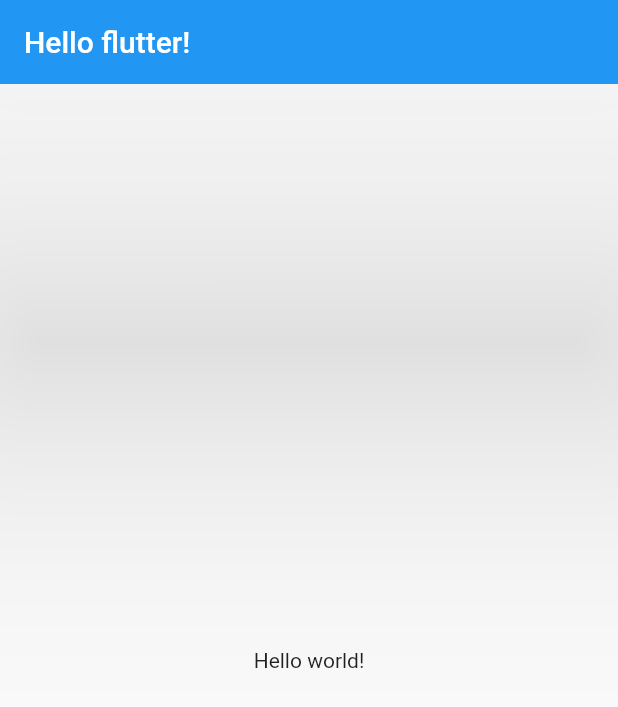
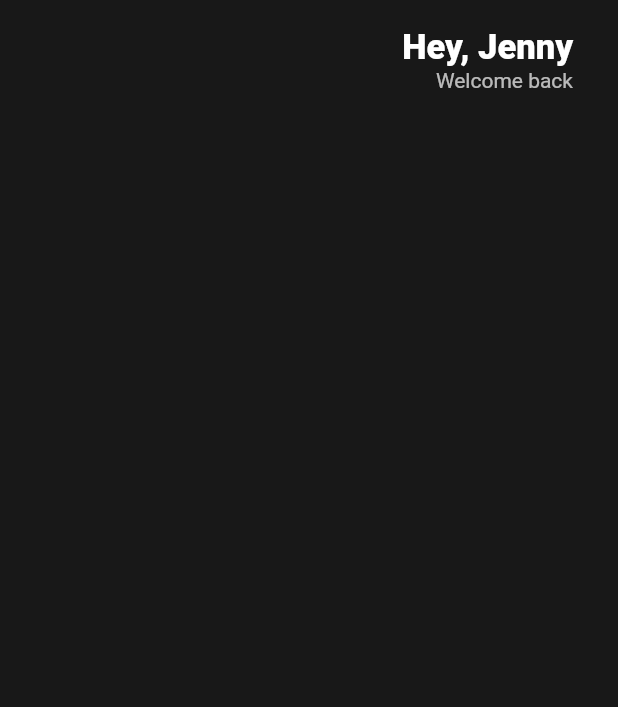
Before and after one commit to ayoung0073/flutter-practice, a Flutter app: the screen it shows after launch, on a phone screen of 412 x 824 dp. Shown: the top 707 px of the screen. Run offline on Flutter 3.47's test engine with Material 2 defaults, Android fonts, the phone set to English and light mode, and no system bars.

Commit message:
feat: header 추가

```diff
--- a/toonflix/lib/main.dart
+++ b/toonflix/lib/main.dart
@@ -1,3 +1,5 @@
+import 'dart:typed_data';
+
 import 'package:flutter/material.dart';
 
 void main() {
@@ -24,19 +26,41 @@ class App extends StatelessWidget {
     // 2. CupertinoApp 앱을 return [애플 디자인 시스템]
     // 이는 우리가 어떤 family 스타일을 사용할지 flutter에게 알리는 역할을 한다.
     return MaterialApp(
-      home: Scaffold(
-        // home: 우리 앱의 home에 있을 때 보여진다.
-        appBar: AppBar(
-          title: Text('Hello flutter!'),
-          centerTitle: false,
-          elevation: 100, // 그림자
-        ),
-        body: Center(
-          // Center Widget: child를 가운데 정렬해주는 Widget
-          child: Text('Hello world!'),
-        ),
-      ), // Scaffold MaterialApp 클래스의 property 이것도 Widget 타입
-    );
+        home: Scaffold(
+            // home: 우리 앱의 home에 있을 때 보여진다.
+            backgroundColor: Color(0xFF181818),
+            body: Padding(
+              padding: EdgeInsets.symmetric(horizontal: 30),
+              child: Column(
+                children: [
+                  Row(
+                    mainAxisAlignment:
+                        MainAxisAlignment.end, // 하나의 Row(수평 방향)에서 가장 끝으로
+                    children: [
+                      SizedBox(
+                        // SizedBox를 이용해서 공간을 만든다.
+                        height: 80,
+                      ),
+                      Column(
+                        crossAxisAlignment: CrossAxisAlignment.end,
+                        children: [
+                          Text("Hey, Jenny",
+                              style: TextStyle(
+                                  color: Colors.white,
+                                  fontSize: 23,
+                                  fontWeight: FontWeight.w800)),
+                          Text(
+                            "Welcome back",
+                            style:
+                                TextStyle(color: Colors.white.withOpacity(0.7)),
+                          ),
+                        ],
+                      )
+                    ],
+                  )
+                ],
+              ),
+            )));
   }
 }
 
```
